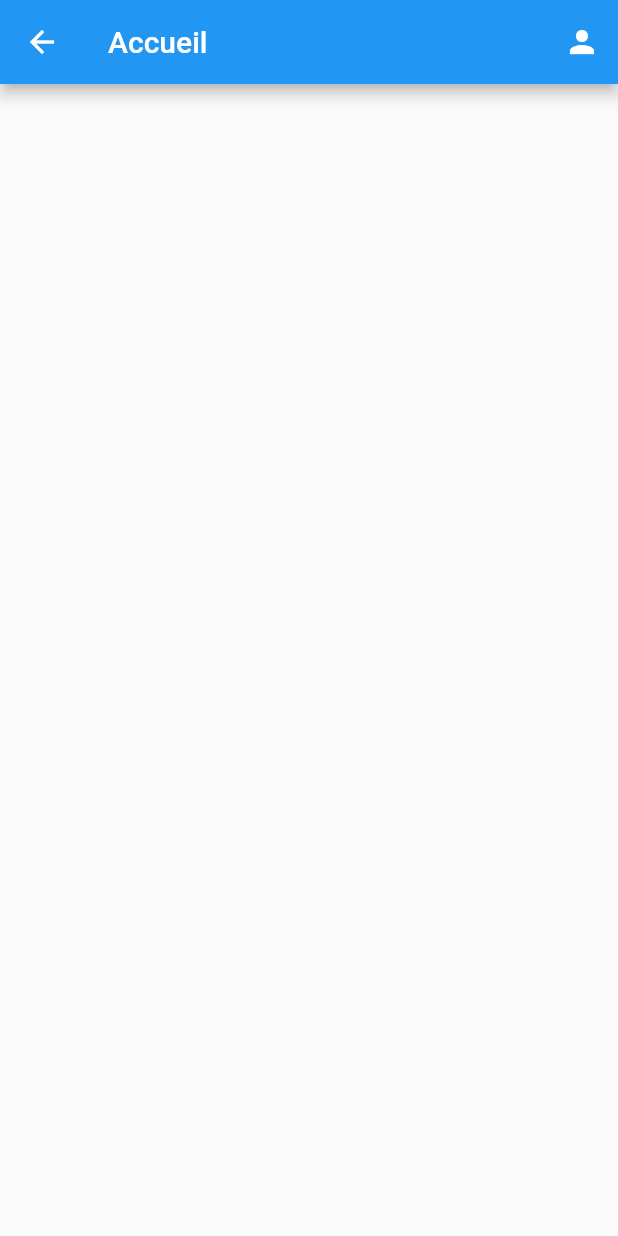
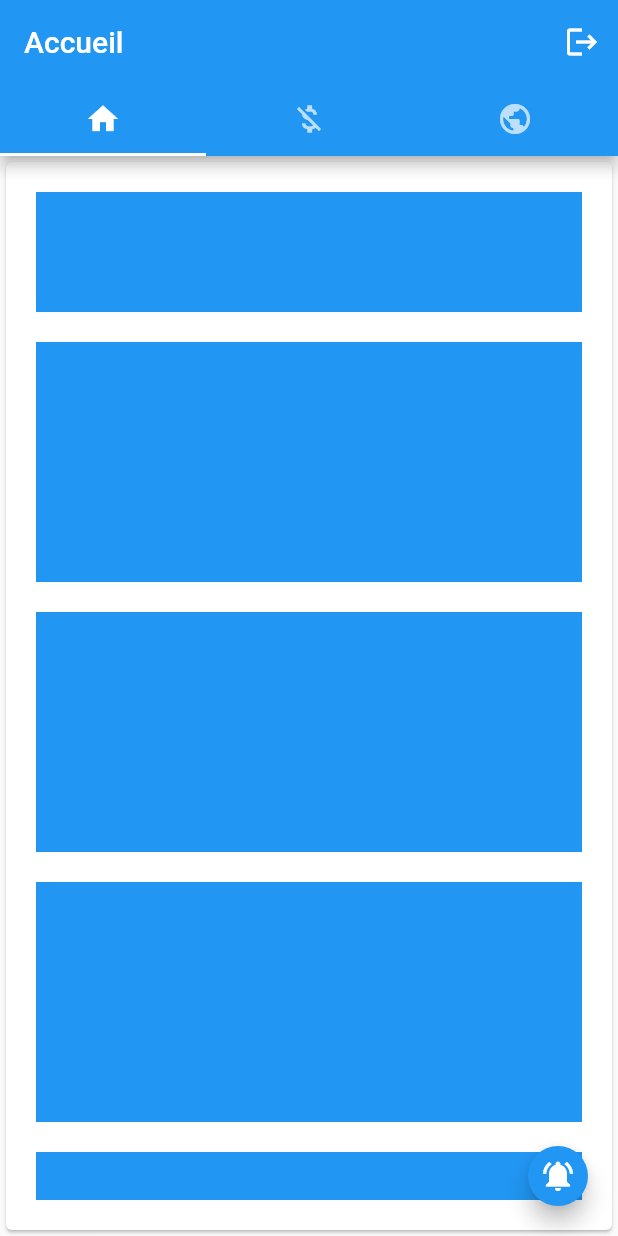
Before and after one commit to verstands/regicash, a Flutter app: the Home screen opened directly, after a tap on "VALIDER", on a phone screen of 412 x 824 dp. Run offline on Flutter 3.47's test engine with Material 2 defaults, Android fonts, the light colour scheme and no system bars.

Commit message:
creation_d'un_home_page

```diff
--- a/lib/main.dart
+++ b/lib/main.dart
@@ -1,4 +1,5 @@
 import 'package:flutter/material.dart';
+import 'package:regicash/screens/accueil.dart';
 import 'package:regicash/screens/home.dart';
 import 'package:regicash/screens/login.dart';
 
@@ -19,7 +20,7 @@ class MyApp extends StatelessWidget {
       theme: ThemeData(
         primarySwatch: Colors.blue,
       ),
-      home: const Home(),
+      home: const accueil(),
     );
   }
 }
--- a/lib/screens/accueil.dart
+++ b/lib/screens/accueil.dart
@@ -9,22 +9,120 @@ class accueil extends StatefulWidget {
 class _accueilState extends State<accueil> {
   @override
   Widget build(BuildContext context) {
-    return Scaffold(
+    return  MaterialApp(
+         debugShowCheckedModeBanner: false,
+         home: DefaultTabController(
+           length: 3,
+           child: Scaffold(
               appBar: AppBar(
                 title: const Text("Accueil"),
                 actions:const [
                   IconButton(
                     onPressed: null,
-               icon: Icon(Icons.person, color: Colors.white,),
+                    icon: Icon(Icons.logout, color: Colors.white,),
                     ),
                 ],
+                bottom: const TabBar(tabs: [
+                  Tab(child: Icon(Icons.home) ),
+                  Tab(child: Icon(Icons.money_off)),
+                  Tab(child: Icon(Icons.public)),
+                ],),
               ),
-        body: Container(
+              body:  TabBarView(
+                children: [
+                  Card(
+                    child: Padding(
+                        padding: EdgeInsets.all(20),
+                        child: ListView(
+                           children: [
+                             Container(
+                              color: Colors.blue,
+                              height: 80,
+                            ),
+                            const SizedBox(height: 20,),
+                             Container(
+                              color: Colors.blue,
+                              height: 80,
+                            ),
+                             Container(
+                              color: Colors.blue,
+                              height: 80,
+                            ),
+                            const SizedBox(height: 20,),
+                             Container(
+                              color: Colors.blue,
+                              height: 80,
+                            ),
+                             Container(
+                              color: Colors.blue,
+                              height: 80,
+                            ),
+                            const SizedBox(height: 20,),
+                             Container(
+                              color: Colors.blue,
+                              height: 80,
+                            ),
+                             Container(
+                              color: Colors.blue,
+                              height: 80,
+                            ),
+                            const SizedBox(height: 20,),
+                             Container(
+                              color: Colors.blue,
+                              height: 80,
+                            ),
+                           ],
+                        )
+                      ),
+                    ),
+                   Card(
+                    child:  Padding(
+                      padding: EdgeInsets.all(20),
                         child: Column(
-             children: [
 
+                           children:  [
+                               const TextField(
+                                 decoration: InputDecoration(
+                                    labelText: 'Numero de telephone',
+                                    icon: Icon(Icons.phone),
+                                 ),
+                                 keyboardType: TextInputType.number,
+                               ),
+                               const SizedBox(height: 30,),
+                               const TextField(
+                                 decoration: InputDecoration(
+                                    labelText: 'Devise',
+                                    icon: Icon(Icons.money_off),
+                                 ),
+                                 keyboardType: TextInputType.text,
+                               ),
+                              const SizedBox(height: 50,),
+                               Container(
+                              height: 50,
+                              width: 350,
+                              decoration:  BoxDecoration(
+                                borderRadius: BorderRadius.circular(1.0),
+                              ),
+                              child : ElevatedButton(
+                              onPressed: () {
+                              Navigator.push(
+                                context,
+                                MaterialPageRoute(builder: (context) => const accueil()),
+                              );
+                            },
+                              child: const Text('PAYER'))
+                            )
+                           ],
+                        )
+                      ),
+                 ),
+                  const Card( child: Text('je vais bien'),),
                 ],
               ),
+              floatingActionButton:const FloatingActionButton.small(
+                onPressed: null,
+                child: Icon(Icons.notifications_on),),
+            ) ,
           ),
     );
 
--- a/lib/screens/home.dart
+++ b/lib/screens/home.dart
@@ -32,9 +32,12 @@ class _HomeState extends State<Home> {
                        obscureText: false,
                     ),
                     const SizedBox(height: 50,),
-                    SizedBox(
+                    Container(
                       height: 50,
                       width: 350,
+                      decoration:  BoxDecoration(
+                         borderRadius: BorderRadius.circular(1.0),
+                      ),
                       child : ElevatedButton(
                       onPressed: () {
                       Navigator.push(
```
Also changed, not shown: lib/screens/paiement.dart (added). Lines whose indentation alone changed are shown as unchanged.
